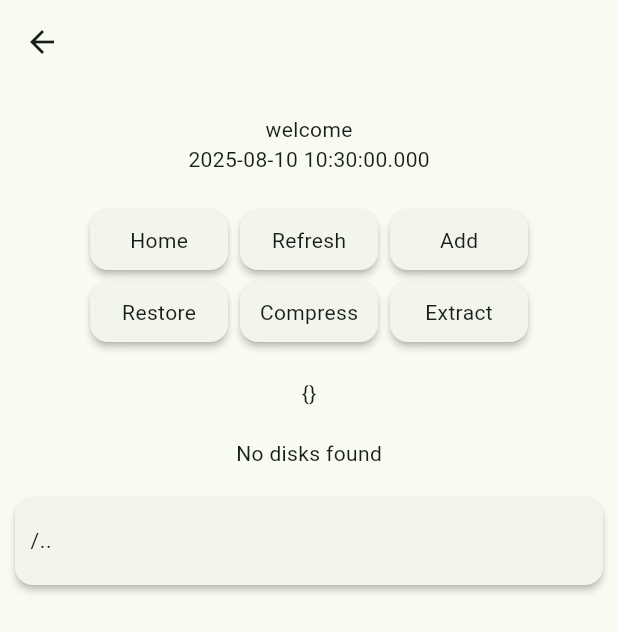
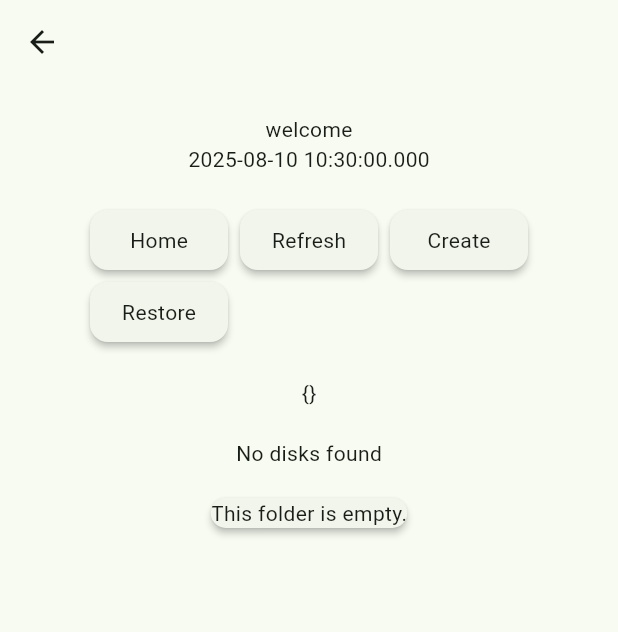
Before and after one commit to xipspace/save-app, a Flutter app: the ExplorerScreen screen opened directly, on a phone screen of 412 x 824 dp. Shown: the top 632 px of the screen. Run offline on Flutter 3.47's test engine with Material 3 defaults, Android fonts, the phone set to English and light mode, and no system bars; our stand-ins replace get.

Commit message:
implement snapshot storage archive routine

```diff
--- a/lib/app_model.dart
+++ b/lib/app_model.dart
@@ -92,22 +92,23 @@ class FolderItem extends FileObject {
 class Snapshot {
   final String id;
   String title;
+  String name;
+  String storage;
   String home;
   List<FileObject> items;
 
-  Snapshot({required this.id, required this.title, required this.home, required this.items});
+  Snapshot({required this.id, required this.title, String? name, String? storage, required this.home, required this.items})
+    : name = name ?? 'game_snapshot',
+      storage = storage ?? home;
 
-  Map<String, dynamic> toJson() => {
-    'id': id,
-    'title': title,
-    'home': home,
-    'items': items.map((e) => e.toJson()).toList(),
-  };
+  Map<String, dynamic> toJson() => {'id': id, 'title': title, 'name': name, 'storage': storage, 'home': home, 'items': items.map((e) => e.toJson()).toList()};
 
   factory Snapshot.fromJson(Map<String, dynamic> json) {
     return Snapshot(
       id: json['id'],
       title: json['title'],
+      name: json['name'],
+      storage: json['storage'],
       home: json['home'],
       items: (json['items'] as List).map((e) => FileObject.fromJson(e)).toList(),
     );
--- a/lib/main.dart
+++ b/lib/main.dart
@@ -4,7 +4,7 @@ import 'package:get/get.dart';
 import 'app_controller.dart';
 import 'app_model.dart';
 
-enum ActionType { home, refresh, add, restore, compress, extract }
+enum ActionType { home, refresh, create, restore }
 
 void main() => runApp(const MainApp());
 
@@ -33,7 +33,7 @@ class HomeScreen extends StatelessWidget {
   @override
   Widget build(BuildContext context) {
     final home = Get.find<HomeController>();
-    // final view = Get.find<ViewController>();
+    final view = Get.find<ViewController>();
     // final stream = Get.find<StreamController>();
     final archive = Get.find<ArchiveController>();
 
@@ -51,7 +51,7 @@ class HomeScreen extends StatelessWidget {
       body: SingleChildScrollView(
         child: Center(
           child: Container(
-            constraints: const BoxConstraints(maxWidth: 1024),
+            constraints: const BoxConstraints(maxWidth: 960),
             child: Column(
               children: [
                 const SizedBox(height: 20),
@@ -96,16 +96,14 @@ class HomeScreen extends StatelessWidget {
                                         children: [
                                           Text(snapshot.title),
                                           const Spacer(),
+                                          // TODO > restore last archive or specific point of time will needs tracking
                                           Row(
                                             children: [
                                               IconButton(
                                                 iconSize: 18,
                                                 icon: const Icon(Icons.add),
                                                 onPressed: () {
-                                                  archive.compressTarget(
-                                                    // homePath: snapshot.home,
-                                                    // targets: snapshot.items.map((f) => f.path).toList(),
-                                                  );
+                                                  archive.compressTarget(snapshot);
                                                   home.setStamp();
                                                 },
                                               ),
@@ -167,7 +165,13 @@ class HomeScreen extends StatelessWidget {
       ),
       floatingActionButton: FloatingActionButton(
         child: const Icon(Icons.add),
-        onPressed: () => Get.to(() => ExplorerScreen()),
+        onPressed: () async {
+          // abstract logic to handle initialization using home
+          // find place to expand both new additions (without a home) and edit snapshot items when going to explorer
+          // TODO > clear view for a new addition and read selected target to draw view properly for edition
+          view.initView();
+          Get.to(() => ExplorerScreen());
+        },
       ),
     );
   }
@@ -183,7 +187,7 @@ class ExplorerScreen extends StatelessWidget {
     final home = Get.find<HomeController>();
     final view = Get.find<ViewController>();
     final stream = Get.find<StreamController>();
-    final archive = Get.find<ArchiveController>();
+    // final archive = Get.find<ArchiveController>();
 
     final Map<ActionType, VoidCallback> actionMap = {
       ActionType.home: () async {
@@ -201,16 +205,11 @@ class ExplorerScreen extends StatelessWidget {
       ActionType.refresh: () async {
         await view.readLocation();
       },
-      ActionType.add: () async {
+      // TODO > abstract a clear view for new usage
+      ActionType.create: () async {
         final currentFolder = view.viewLocation;
         await stream.updateSettings(stream.settingsFilePath, 'home', currentFolder);
         await view.saveSelectedItems();
-      },
-      ActionType.compress: () async {
-        await archive.compressTarget();
-      },
-      ActionType.extract: () async {
-        await archive.extractTarget();
       },
     };
 
@@ -264,13 +263,22 @@ class ExplorerScreen extends StatelessWidget {
 
               const SizedBox(height: 20),
 
+
+              // TODO > disk selector sync with the current drive from viewlocation
               Obx(() {
                 final disks = view.availableDisks;
 
                 return disks.isEmpty
                     ? const Text('No disks found')
-                    : DropdownButton<String>(
+                    : DropdownButtonHideUnderline(
+                        child: Container(
+                          padding: const EdgeInsets.symmetric(horizontal: 20),
+                          decoration: BoxDecoration(color: Colors.green.shade50, borderRadius: BorderRadius.circular(12)),
+                          child: DropdownButton<String>(
                             value: disks.contains(view.viewLocation) ? view.viewLocation : disks.first,
+                            dropdownColor: Colors.green.shade50,
+                            borderRadius: BorderRadius.circular(12),
+                            style: const TextStyle(fontSize: 16, color: Colors.black),
                             items: disks.map((disk) {
                               return DropdownMenuItem(value: disk, child: Text(disk));
                             }).toList(),
@@ -279,6 +287,8 @@ class ExplorerScreen extends StatelessWidget {
                                 view.changeDisk(newDisk);
                               }
                             },
+                          ),
+                        ),
                       );
               }),
 
@@ -332,6 +342,9 @@ class ExplorerScreen extends StatelessWidget {
                   }),
                 ),
               ),
+
+
+              const SizedBox(height: 20),
             ],
           ),
         ),
--- a/pubspec.yaml
+++ b/pubspec.yaml
@@ -1,7 +1,7 @@
 name: save_point_app
-description: "A Toolbox for snapshot game progress."
+description: 'A Toolbox for snapshot game progress.'
 publish_to: 'none'
-version: 0.4.0
+version: 0.5.0
 
 environment:
   sdk: ^3.8.1
```
Also changed, not shown: lib/app_controller.dart (+15 -26 lines), 1 other file. Lines whose indentation alone changed are shown as unchanged.
